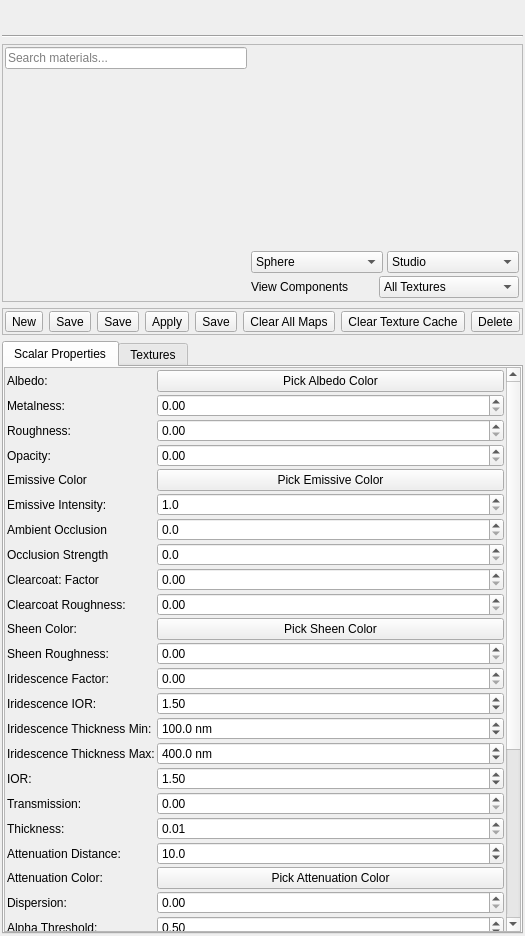
Qt form ui/MaterialPropertiesPanel.ui (01Hub/ModelViewer) before a commit.
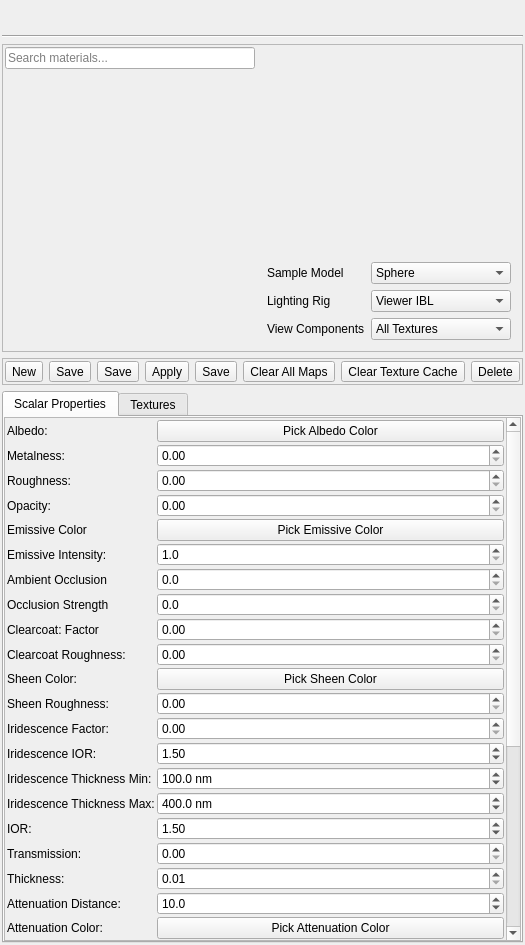
The same form after that commit. Icons and pictures are not drawn. Custom widgets are drawn as their Qt base class.

Commit message: Add ViewerIBL environment mode to material preview with improved environment map handling

```diff
--- a/ui/MaterialPropertiesPanel.ui
+++ b/ui/MaterialPropertiesPanel.ui
@@ -7,8 +7,8 @@
    <rect>
     <x>0</x>
     <y>0</y>
-    <width>445</width>
-    <height>936</height>
+    <width>449</width>
+    <height>945</height>
    </rect>
   </property>
   <property name="sizePolicy">
@@ -188,23 +188,8 @@
       </item>
       <item>
        <widget class="QFrame" name="previewFrame">
-        <layout class="QVBoxLayout" name="previewLayout" stretch="1,0,0">
-         <property name="spacing">
-          <number>3</number>
-         </property>
-         <property name="leftMargin">
-          <number>1</number>
-         </property>
-         <property name="topMargin">
-          <number>1</number>
-         </property>
-         <property name="rightMargin">
-          <number>1</number>
-         </property>
-         <property name="bottomMargin">
-          <number>1</number>
-         </property>
-         <item>
+        <layout class="QGridLayout" name="gridLayout_3">
+         <item row="0" column="0" colspan="2">
           <widget class="MaterialPreviewWidget" name="previewWidget" native="true">
            <property name="sizePolicy">
             <sizepolicy hsizetype="Expanding" vsizetype="Expanding">
@@ -214,18 +199,20 @@
            </property>
            <property name="minimumSize">
             <size>
-             <width>268</width>
+             <width>0</width>
              <height>200</height>
             </size>
            </property>
           </widget>
          </item>
-         <item>
-          <layout class="QHBoxLayout" name="hPreviewTools">
-           <property name="spacing">
-            <number>4</number>
+         <item row="1" column="0">
+          <widget class="QLabel" name="lblSampleModel">
+           <property name="text">
+            <string>Sample Model</string>
            </property>
-           <item>
+          </widget>
+         </item>
+         <item row="1" column="1">
             <widget class="QComboBox" name="comboShape">
              <property name="sizePolicy">
               <sizepolicy hsizetype="Expanding" vsizetype="Fixed">
@@ -233,6 +220,12 @@
                <verstretch>0</verstretch>
               </sizepolicy>
              </property>
+           <property name="maximumSize">
+            <size>
+             <width>140</width>
+             <height>16777215</height>
+            </size>
+           </property>
              <item>
               <property name="text">
                <string>Sphere</string>
@@ -260,7 +253,14 @@
              </item>
             </widget>
            </item>
-           <item>
+         <item row="2" column="0">
+          <widget class="QLabel" name="lblLightingRig">
+           <property name="text">
+            <string>Lighting Rig</string>
+           </property>
+          </widget>
+         </item>
+         <item row="2" column="1">
             <widget class="QComboBox" name="comboEnv">
              <property name="sizePolicy">
               <sizepolicy hsizetype="Expanding" vsizetype="Fixed">
@@ -268,6 +268,17 @@
                <verstretch>0</verstretch>
               </sizepolicy>
              </property>
+           <property name="maximumSize">
+            <size>
+             <width>140</width>
+             <height>16777215</height>
+            </size>
+           </property>
+           <item>
+            <property name="text">
+             <string>Viewer IBL</string>
+            </property>
+           </item>
              <item>
               <property name="text">
                <string>Studio</string>
@@ -285,19 +296,21 @@
              </item>
             </widget>
            </item>
-          </layout>
-         </item>
-         <item>
-          <layout class="QHBoxLayout" name="horizontalLayout_texMode">
-           <item>
-            <widget class="QLabel" name="lblTexmode">
+         <item row="3" column="0">
+          <widget class="QLabel" name="lblTexMode">
              <property name="text">
               <string>View Components</string>
              </property>
             </widget>
            </item>
-           <item>
+         <item row="3" column="1">
             <widget class="QComboBox" name="comboBoxTexMode">
+           <property name="sizePolicy">
+            <sizepolicy hsizetype="Expanding" vsizetype="Fixed">
+             <horstretch>0</horstretch>
+             <verstretch>0</verstretch>
+            </sizepolicy>
+           </property>
              <property name="maximumSize">
               <size>
                <width>140</width>
@@ -427,8 +440,6 @@
             </widget>
            </item>
           </layout>
-         </item>
-        </layout>
        </widget>
       </item>
      </layout>
@@ -675,7 +686,7 @@
            <rect>
             <x>0</x>
             <y>0</y>
-            <width>421</width>
+            <width>425</width>
             <height>998</height>
            </rect>
           </property>
```
Left out of the diff: 2 changed lines with no effect on the pictures. Lines whose indentation alone changed are shown as unchanged. The commit also changes 4 other files.
